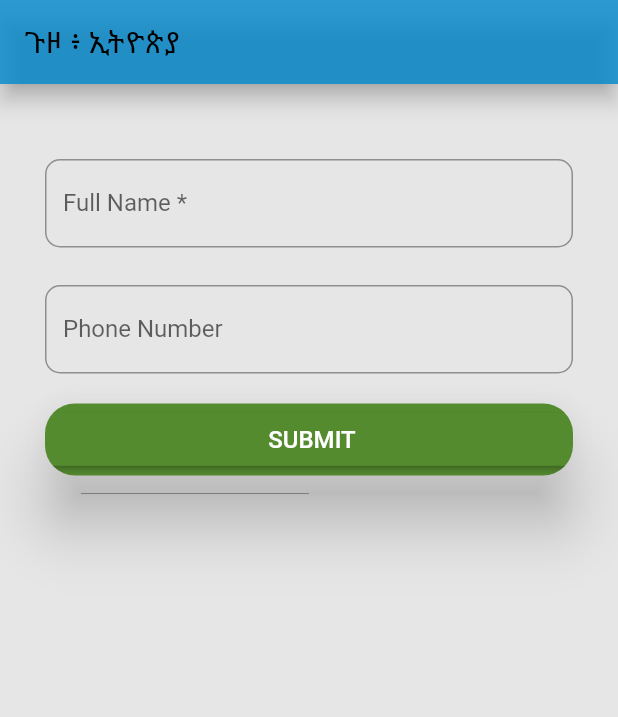
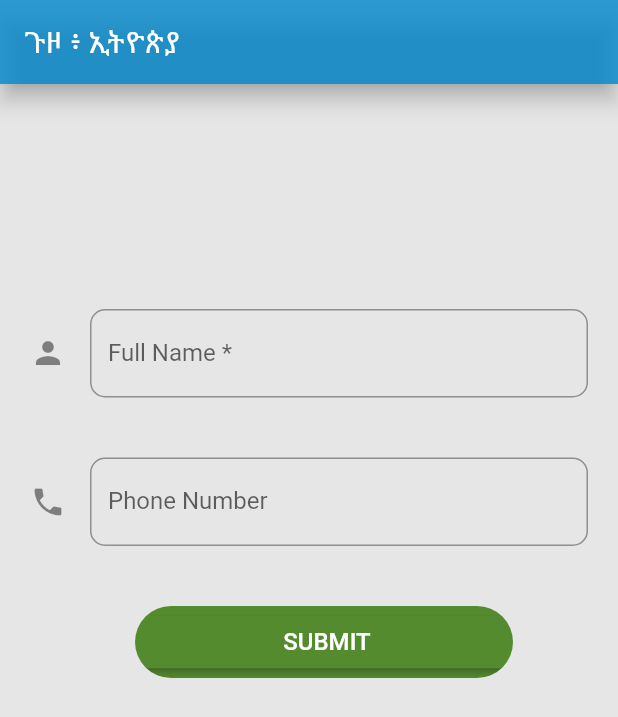
Before and after one commit to YemaneAbrha/TravelEthiopiaMobileApp, a Flutter app: the screen it shows after launch, on a phone screen of 412 x 824 dp. Shown: the top 717 px of the screen. Run offline on Flutter 3.47's test engine with Material 2 defaults, Android fonts, the phone set to English and light mode, and no system bars; our stand-ins replace bottom_navy_bar, circular_profile_avatar, datetime_picker_formfield, shared_preferences, splashscreen; missing offline and left inert: dart:ffi.

```diff
--- a/lib/pages/book.dart
+++ b/lib/pages/book.dart
@@ -50,7 +50,7 @@ class _BookState extends State<Book> {
                   new Flexible(
                     child: new TextField(
                       decoration: new InputDecoration(
-                          icon: Icon(Icons.trip_origin),
+                          icon: Icon(Icons.flight_takeoff),
                           labelText: " From *",
                           border: OutlineInputBorder(
                               borderRadius: BorderRadius.circular(10.0))),
@@ -68,7 +68,7 @@ class _BookState extends State<Book> {
                   new Flexible(
                     child: new TextField(
                       decoration: new InputDecoration(
-                          // icon: Icon(Icons.trip_origin),
+                          icon: Icon(Icons.flight_land),
                           labelText: "To * ",
                           border: OutlineInputBorder(
                               borderRadius: BorderRadius.circular(10.0))),
@@ -124,7 +124,7 @@ class _BookState extends State<Book> {
                       },
                     )
                   : SwitchListTile(
-                      title: const Text("Pay by other phone"),
+                      title: const Text("Pay By Other Phone"),
                       value: false,
                       onChanged: (bool value) {
                         setState(() {
--- a/lib/pages/registration.dart
+++ b/lib/pages/registration.dart
@@ -15,7 +15,7 @@ class _RegistrtionPageState extends State<RegistrationPage> {
       appBar: new AppBar(
         title: new Text(
           "ጉዞ ፥ ኢትዮጵያ",
-          style: TextStyle(color: Colors.black),
+          style: TextStyle(color: Colors.white),
         ),
         backgroundColor: Color.fromRGBO(0, 136, 204, 0.8),
         iconTheme: IconThemeData(color: Colors.white),
@@ -23,12 +23,13 @@ class _RegistrtionPageState extends State<RegistrationPage> {
       ),
       backgroundColor: Color.fromRGBO(230, 230, 230, 1.0),
       body: Container(
-        padding: EdgeInsets.fromLTRB(30.0, 50.0, 30.0, 10.0),
+        padding: EdgeInsets.fromLTRB(20.0, 150.0, 20.0, 10.0),
         child: Center(
           child: ListView(
             children: <Widget>[
               TextField(
                 decoration: new InputDecoration(
+                    icon: Icon(Icons.person),
                     labelText: "Full Name *",
                     border: OutlineInputBorder(
                         borderRadius: BorderRadius.circular(10.0))),
@@ -40,10 +41,11 @@ class _RegistrtionPageState extends State<RegistrationPage> {
                 },
               ),
               SizedBox(
-                height: 25.0,
+                height: 40.0,
               ),
               TextField(
                 decoration: new InputDecoration(
+                    icon: Icon(Icons.phone),
                     labelText: "Phone Number",
                     border: OutlineInputBorder(
                         borderRadius: BorderRadius.circular(10.0))),
@@ -55,19 +57,19 @@ class _RegistrtionPageState extends State<RegistrationPage> {
                 },
               ),
               SizedBox(
-                height: 20.0,
+                height: 40.0,
               ),
               Padding(
-                padding: EdgeInsets.fromLTRB(0.0, 0.0, 0.0, 0.0),
+                padding: EdgeInsets.fromLTRB(70.0, 0.0, 50.0, 0.0),
                 child: Material(
                   //Wrap with Material
                   shape: RoundedRectangleBorder(
-                      borderRadius: BorderRadius.circular(20.0)),
-                  elevation: 18.0,
+                      borderRadius: BorderRadius.circular(50.0)),
+                  // elevation: 18.0,
                   color: Colors.lightGreen[800],
                   clipBehavior: Clip.antiAliasWithSaveLayer, // Add This
                   child: MaterialButton(
-                    minWidth: 200.0,
+                    minWidth: 100.0,
                     height: 35,
                     color: Colors.lightGreen[800],
                     child: new Text(' SUBMIT',
```
